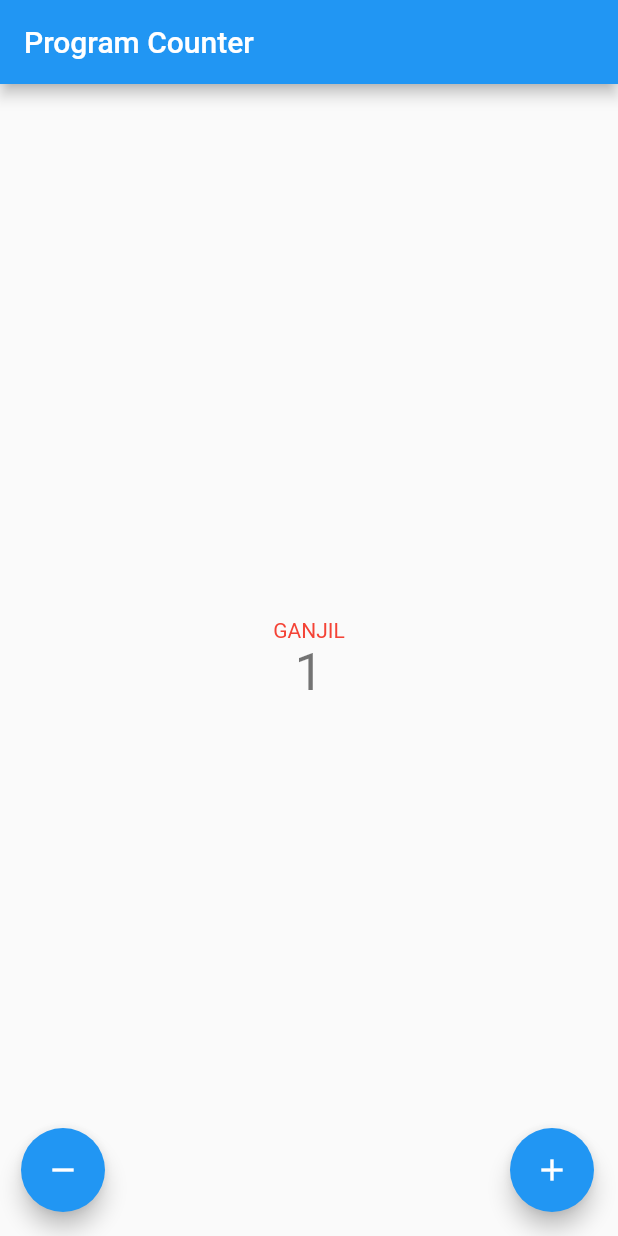
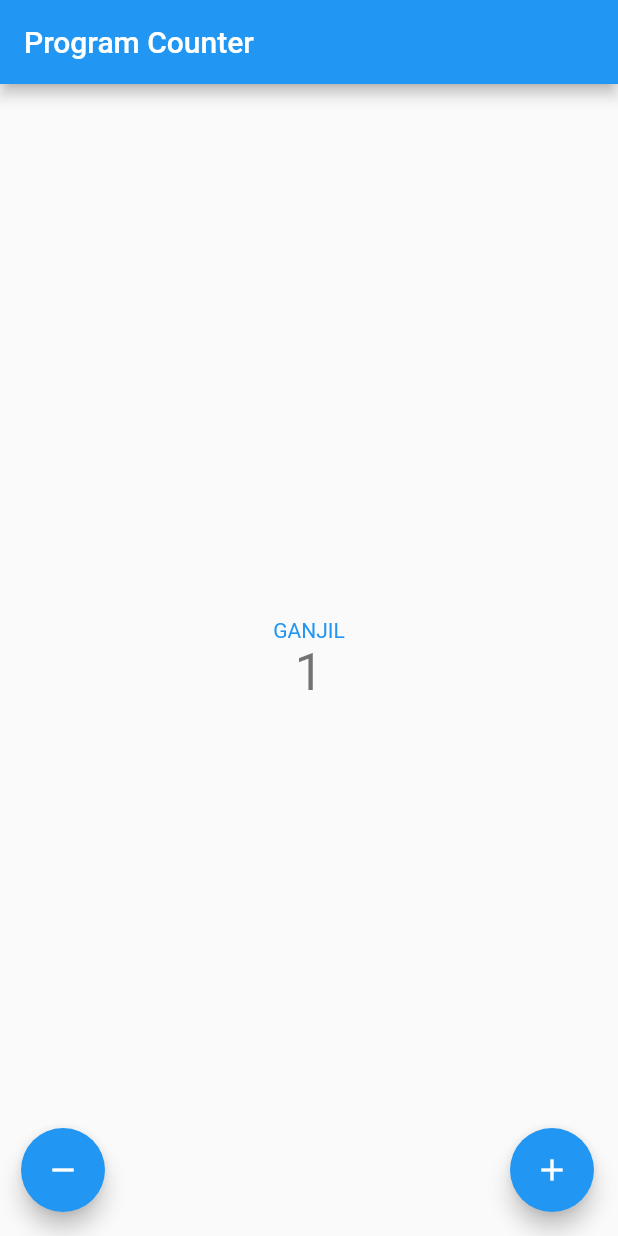
Before and after one commit to AdrianRamadhan27/pbp-flutter-lab, a Flutter app: the screen it shows after launch, after a tap on the "add" icon, on a phone screen of 412 x 824 dp. Run offline on Flutter 3.47's test engine with Material 2 defaults, Android fonts, the phone set to English and light mode, and no system bars.

Commit message:
Tugas 7: Swap GENAP & GANJIL colors

```diff
--- a/counter_7/lib/main.dart
+++ b/counter_7/lib/main.dart
@@ -50,7 +50,7 @@ class MyHomePage extends StatefulWidget {
 class _MyHomePageState extends State<MyHomePage> {
   int _counter = 0;
   String _parity = 'GENAP';
-  MaterialColor _color = Colors.blue;
+  MaterialColor _color = Colors.red;
   bool _visible = false;
 
   void _incrementCounter() {
@@ -84,10 +84,10 @@ class _MyHomePageState extends State<MyHomePage> {
     setState(() {
       if (_counter % 2 == 0) {
         _parity = "GENAP";
-        _color = Colors.blue;
+        _color = Colors.red;
       } else {
         _parity = "GANJIL";
-        _color = Colors.red;
+        _color = Colors.blue;
       }
     });
   }
```
